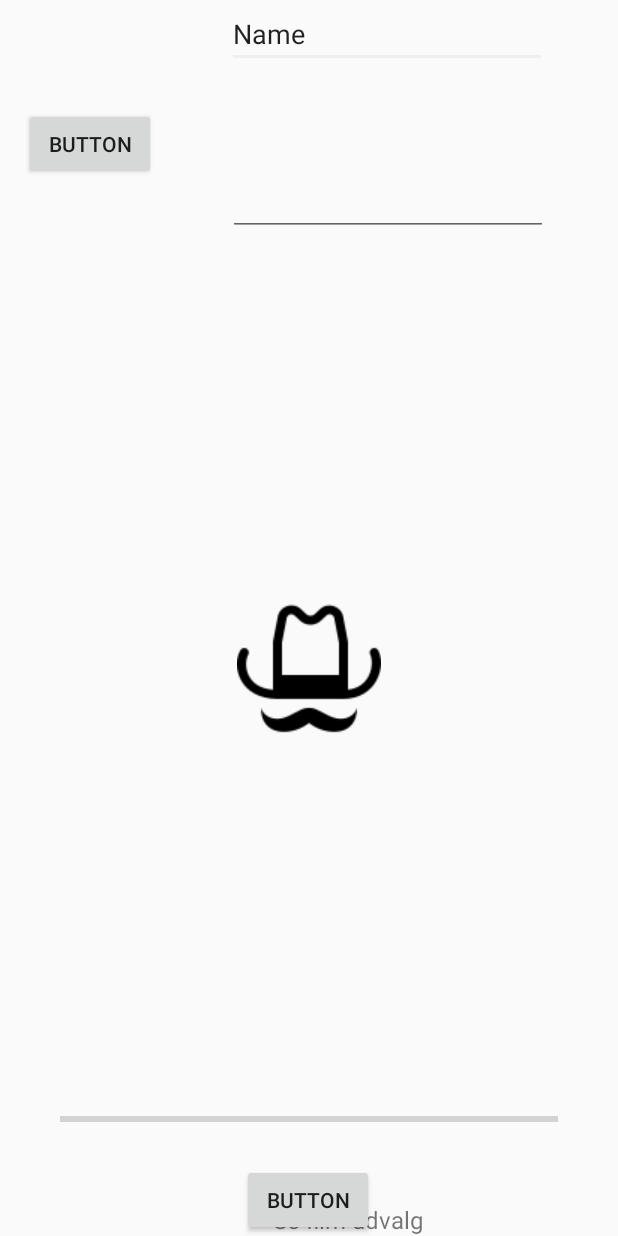
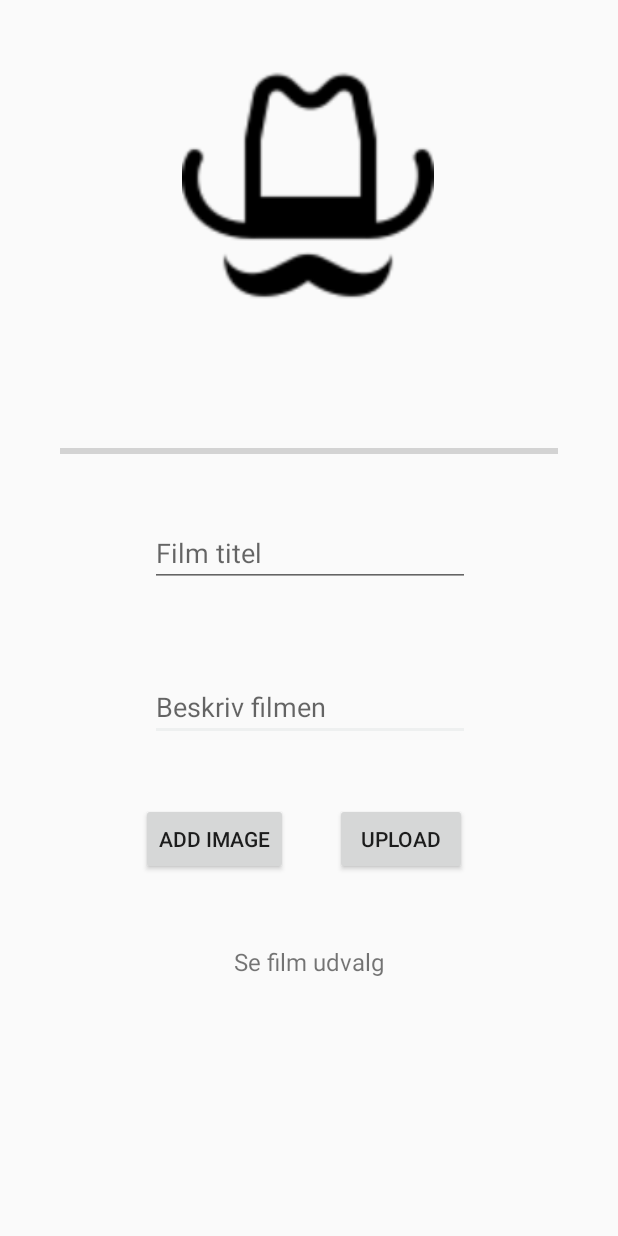
Before and after one commit to keit0017/MOVIETINDER, an Android app: the AddFilmActivity screen opened directly, with no data from a screen before it, on a phone screen of 412 x 824 dp. Run offline under Robolectric (Android 15) with nearby library versions, the phone set to English and light mode, and no system bars; our stand-ins replace Firebase (no records; nobody signed in at launch, a user with empty details on screens opened directly), Picasso.

Commit message:
Man kan tilføje film
Lav også en liste der henter fra data og hvor man kan swipe.

```diff
--- a/app/build.gradle
+++ b/app/build.gradle
@@ -1,6 +1,7 @@
 apply plugin: 'com.android.application'
 apply plugin: 'com.google.gms.google-services'
 apply plugin: 'com.google.firebase.crashlytics'
+
 
 android {
     compileSdkVersion 29
@@ -32,6 +33,7 @@ dependencies {
     implementation 'androidx.appcompat:appcompat:1.2.0'
     implementation project(path: ':android-card-stack-0.1.6')
     implementation 'com.google.firebase:firebase-storage:19.2.0'
+    implementation 'com.google.firebase:firebase-database:19.5.1'
     def nav_version = "2.1.0"
     implementation "androidx.navigation:navigation-fragment-ktx:$nav_version"
     implementation "androidx.navigation:navigation-ui-ktx:$nav_version"
--- a/app/src/main/AndroidManifest.xml
+++ b/app/src/main/AndroidManifest.xml
@@ -15,15 +15,15 @@
         android:supportsRtl="true"
         android:theme="@style/AppTheme">
         <activity android:name=".AddFilmActivity"></activity>
-        <activity android:name="com.example.com.Something.Salsa.Register" />
-        <activity android:name="com.example.com.Something.Salsa.Login">
+        <activity android:name="com.example.Salsa.RegisterAkt" />
+        <activity android:name="com.example.Salsa.LoginAkt">
             <intent-filter>
                 <action android:name="android.intent.action.MAIN" />
 
                 <category android:name="android.intent.category.LAUNCHER" />
             </intent-filter>
         </activity>
-        <activity android:name="com.example.com.Something.Salsa.MainActivity"></activity>
+        <activity android:name="com.example.Salsa.MainActivity"></activity>
     </application>
 
 </manifest>
--- a/app/src/main/java/com/example/Salsa/HomeFrag.java
+++ b/app/src/main/java/com/example/Salsa/HomeFrag.java
@@ -16,6 +16,7 @@ import com.example.Salsa.model.GlovVal;
 import com.example.Salsa.model.Movie;
 import com.wenchao.cardstack.CardStack;
 import android.util.Log;
+import android.widget.Toast;
 
 import java.util.ArrayList;
 
@@ -158,7 +159,9 @@ public class HomeFrag extends Fragment implements CardStack.CardEventListener{
         movies=GlovVal.getMovie1ArrayList();
 
         if(i1==1 || i1==3){
-           GlovVal.addLikedmovie(mCardAdapter.currentMovie);
+             Toast.makeText(getActivity(), "swipe right on"+mCardAdapter.currentMovie.getMovietitle(), Toast.LENGTH_SHORT).show();
+        } else{
+            Toast.makeText(getActivity(), "swipe left", Toast.LENGTH_SHORT).show();
         }
     }
 
--- a/app/src/main/res/layout/activity_add_film.xml
+++ b/app/src/main/res/layout/activity_add_film.xml
@@ -7,69 +7,71 @@
     tools:context=".AddFilmActivity">
 
     <Button
+        android:id="@+id/choosefilebutton"
+        android:layout_width="wrap_content"
+        android:layout_height="wrap_content"
+        android:text="Add image"
+        app:layout_constraintBottom_toBottomOf="parent"
+        app:layout_constraintEnd_toStartOf="@+id/UploadButton"
+        app:layout_constraintHorizontal_bias="0.748"
+        app:layout_constraintStart_toStartOf="parent"
+        app:layout_constraintTop_toBottomOf="@+id/editTextTextmoviedescription"
+        app:layout_constraintVertical_bias="0.146" />
+
+    <Button
         android:id="@+id/UploadButton"
         android:layout_width="wrap_content"
         android:layout_height="wrap_content"
-        android:text="Button"
+        android:text="Upload"
         app:layout_constraintBottom_toBottomOf="parent"
         app:layout_constraintEnd_toEndOf="parent"
-        app:layout_constraintHorizontal_bias="0.498"
+        app:layout_constraintHorizontal_bias="0.69"
         app:layout_constraintStart_toStartOf="parent"
-        app:layout_constraintTop_toBottomOf="@+id/editTextTextMultiLine"
-        app:layout_constraintVertical_bias="0.858" />
+        app:layout_constraintTop_toBottomOf="@+id/editTextTextmoviedescription"
+        app:layout_constraintVertical_bias="0.146" />
+
+    <EditText
+        android:id="@+id/editTextTextmoviedescription"
+        android:layout_width="wrap_content"
+        android:layout_height="wrap_content"
+        android:layout_marginBottom="128dp"
+        android:ems="10"
+        android:gravity="start|top"
+        android:inputType="textMultiLine"
+        android:hint="Beskriv filmen"
+        app:layout_constraintBottom_toBottomOf="parent"
+        app:layout_constraintEnd_toEndOf="parent"
+        app:layout_constraintHorizontal_bias="0.502"
+        app:layout_constraintStart_toStartOf="parent"
+        app:layout_constraintTop_toBottomOf="@+id/editmovietitle"
+        app:layout_constraintVertical_bias="0.22" />
+
+    <EditText
+        android:id="@+id/editmovietitle"
+        android:layout_width="wrap_content"
+        android:layout_height="wrap_content"
+        android:layout_marginTop="76dp"
+        android:ems="10"
+        android:inputType="textPersonName"
+        android:hint="Film titel"
+        app:layout_constraintBottom_toBottomOf="parent"
+        app:layout_constraintEnd_toEndOf="parent"
+        app:layout_constraintHorizontal_bias="0.502"
+        app:layout_constraintStart_toStartOf="parent"
+        app:layout_constraintTop_toBottomOf="@+id/MovieposterUpload"
+        app:layout_constraintVertical_bias="0.033" />
 
     <TextView
         android:id="@+id/Showsalsaatextview"
         android:layout_width="wrap_content"
         android:layout_height="wrap_content"
-        android:layout_marginEnd="28dp"
         android:text="Se film udvalg"
         android:textSize="16sp"
         app:layout_constraintBottom_toBottomOf="parent"
         app:layout_constraintEnd_toEndOf="parent"
-        app:layout_constraintHorizontal_bias="0.432"
-        app:layout_constraintStart_toEndOf="@+id/choosefilebutton"
-        app:layout_constraintTop_toBottomOf="@+id/editTextTextMultiLine"
-        app:layout_constraintVertical_bias="0.838" />
-
-    <EditText
-        android:id="@+id/editmovietitle"
-        android:layout_width="wrap_content"
-        android:layout_height="wrap_content"
-        android:ems="10"
-        android:inputType="textPersonName"
-        android:text="Name"
-        app:layout_constraintBottom_toTopOf="@+id/editTextTextMultiLine"
-        app:layout_constraintEnd_toEndOf="parent"
-        app:layout_constraintStart_toEndOf="@+id/choosefilebutton"
-        app:layout_constraintTop_toTopOf="parent"
-        app:layout_constraintVertical_bias="0.594" />
-
-    <EditText
-        android:id="@+id/editTextTextmoviedescription"
-        android:layout_width="wrap_content"
-        android:layout_height="wrap_content"
-        android:ems="10"
-        android:gravity="start|top"
-        android:inputType="textMultiLine"
-        app:layout_constraintBottom_toBottomOf="parent"
-        app:layout_constraintEnd_toEndOf="parent"
-        app:layout_constraintHorizontal_bias="0.505"
-        app:layout_constraintStart_toEndOf="@+id/choosefilebutton"
-        app:layout_constraintTop_toTopOf="parent"
-        app:layout_constraintVertical_bias="0.144" />
-
-    <Button
-        android:id="@+id/choosefilebutton"
-        android:layout_width="wrap_content"
-        android:layout_height="wrap_content"
-        android:text="Button"
-        app:layout_constraintBottom_toBottomOf="parent"
-        app:layout_constraintEnd_toEndOf="parent"
-        app:layout_constraintHorizontal_bias="0.049"
         app:layout_constraintStart_toStartOf="parent"
-        app:layout_constraintTop_toTopOf="parent"
-        app:layout_constraintVertical_bias="0.093" />
+        app:layout_constraintTop_toBottomOf="@+id/UploadButton"
+        app:layout_constraintVertical_bias="0.214" />
 
     <ProgressBar
         android:id="@+id/progressBar3Uploadingmovie"
@@ -77,22 +79,21 @@
         android:layout_width="match_parent"
         android:layout_height="wrap_content"
         android:paddingHorizontal="40dp"
-        app:layout_constraintBottom_toTopOf="@+id/UploadButton"
+        app:layout_constraintBottom_toTopOf="@+id/editmovietitle"
         app:layout_constraintEnd_toEndOf="parent"
         app:layout_constraintHorizontal_bias="0.0"
         app:layout_constraintStart_toStartOf="parent"
-        app:layout_constraintTop_toBottomOf="@+id/choosefilebutton"
-        app:layout_constraintVertical_bias="0.966" />
+        app:layout_constraintTop_toBottomOf="@+id/MovieposterUpload" />
 
     <ImageView
         android:id="@+id/MovieposterUpload"
-        android:layout_width="match_parent"
-        android:layout_height="wrap_content"
+        android:layout_width="168dp"
+        android:layout_height="255dp"
 
-        app:layout_constraintBottom_toTopOf="@+id/progressBar3Uploadingmovie"
         app:layout_constraintEnd_toEndOf="parent"
+        app:layout_constraintHorizontal_bias="0.497"
         app:layout_constraintStart_toStartOf="parent"
-        app:layout_constraintTop_toBottomOf="@+id/editTextTextmoviedescription"
+        app:layout_constraintTop_toTopOf="parent"
         app:srcCompat="@drawable/latehat" />
 
 </androidx.constraintlayout.widget.ConstraintLayout>
--- a/build.gradle
+++ b/build.gradle
@@ -8,9 +8,9 @@ buildscript {
 
     }
     dependencies {
-        classpath 'com.android.tools.build:gradle:4.0.1'
+        classpath 'com.android.tools.build:gradle:4.1.0'
         classpath 'com.google.gms:google-services:4.3.4'
-        classpath 'com.google.firebase:firebase-crashlytics-gradle:2.3.0'
+        classpath 'com.google.firebase:firebase-crashlytics-gradle:2.4.1'
 
 
         // NOTE: Do not place your application dependencies here; they belong
```
Also changed, not shown: app/src/main/java/com/example/Salsa/AddFilmActivity.java (+50 -2 lines), app/src/main/java/com/example/Salsa/model/Upload.java (added, +51 -0 lines), app/src/main/res/layout/fragment_addnew.xml (+17 -16 lines), app/src/main/res/layout/fragment_settings.xml (+10 -0 lines), gradle/wrapper/gradle-wrapper.properties.
